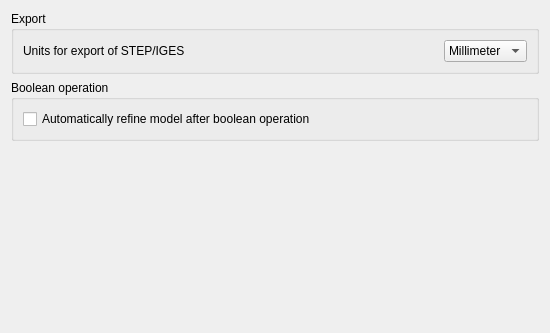
Old version of the form src/Mod/Part/Gui/DlgSettingsGeneral.ui in the repository berndhahnebach/All_FreeCAD.
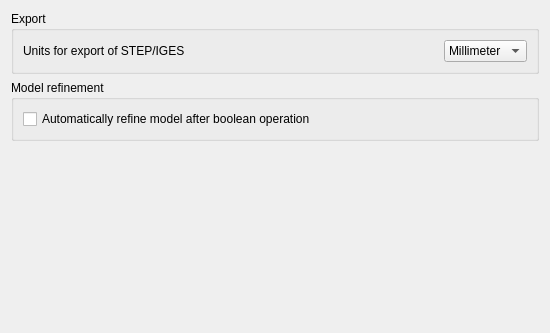
New version of the form. Custom widgets are drawn as their Qt base class.

```diff
--- a/src/Mod/Part/Gui/DlgSettingsGeneral.ui
+++ b/src/Mod/Part/Gui/DlgSettingsGeneral.ui
@@ -71,7 +71,7 @@
    <item row="1" column="0">
     <widget class="QGroupBox" name="groupBox_2">
      <property name="title">
-      <string>Boolean operation</string>
+      <string>Model refinement</string>
      </property>
      <layout class="QGridLayout" name="gridLayout">
       <item row="0" column="0">
```
